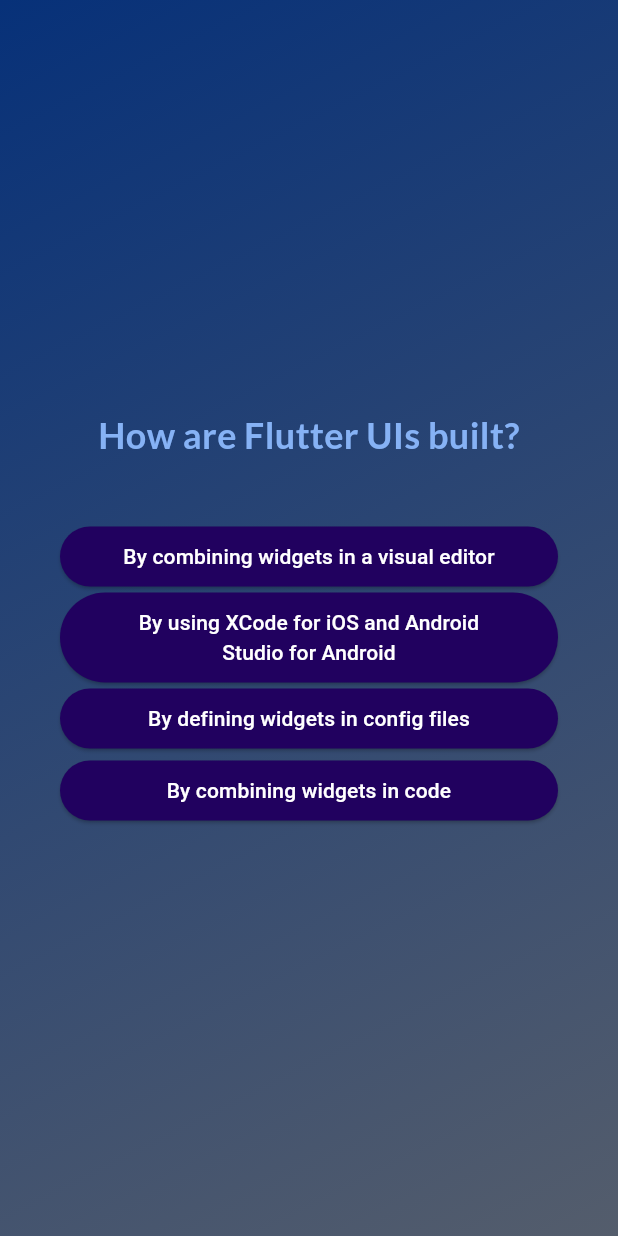
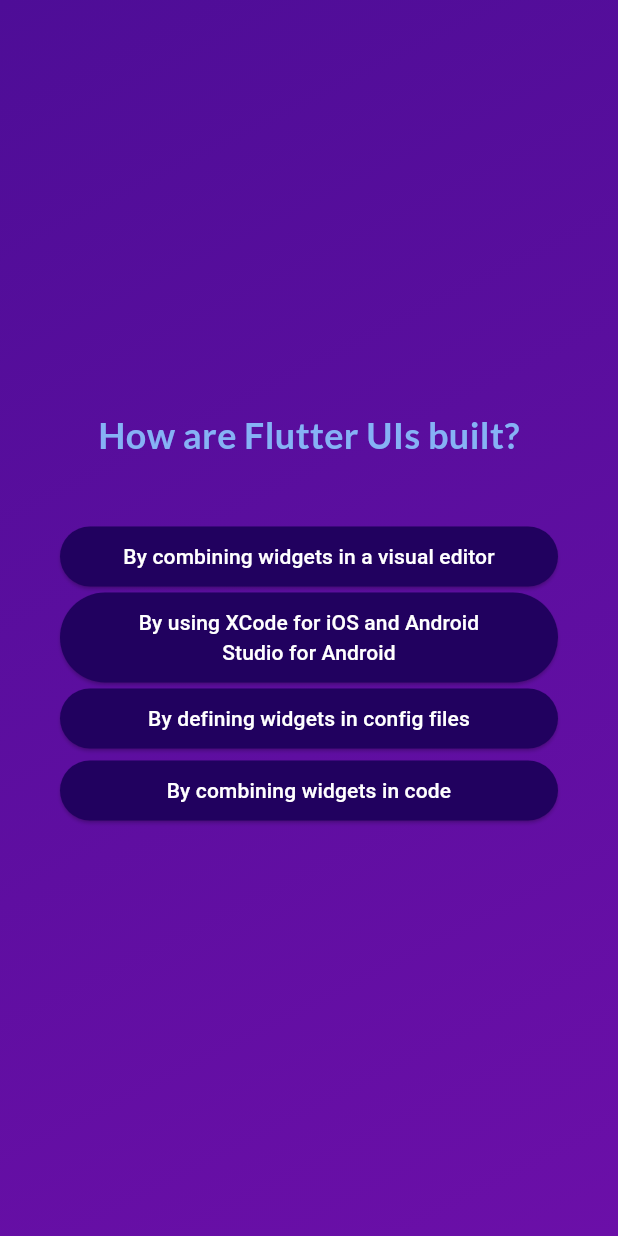
Before and after one commit to Nabeel-Oraxtech/Quiz-App-Using-Flutter, a Flutter app: the screen it shows after launch, after a tap on "Start Quiz", after a tap on "Components", on a phone screen of 412 x 824 dp. Run offline on Flutter 3.47's test engine with Material 3 defaults, Android fonts, the phone set to English and light mode, and no system bars; our stand-ins replace google_fonts.

Commit message:
Completed Quiz App

```diff
--- a/lib/questions_screen.dart
+++ b/lib/questions_screen.dart
@@ -4,7 +4,9 @@ import 'package:quiz_app/data/questions.dart';
 import 'package:google_fonts/google_fonts.dart';
 
 class QuestionsScreen extends StatefulWidget {
-  const QuestionsScreen({super.key});
+  const QuestionsScreen(this.onSelectAnswer, {super.key});
+
+  final void Function(String answer) onSelectAnswer;
 
   @override
   State<QuestionsScreen> createState() {
@@ -15,7 +17,8 @@ class QuestionsScreen extends StatefulWidget {
 class _QuestionsScreenState extends State<QuestionsScreen> {
   var currentQuestionIndex = 0;
 
-  void answerQuestion() {
+  void answerQuestion(String selectedAnswer) {
+    widget.onSelectAnswer(selectedAnswer);
     setState(() {
       currentQuestionIndex = currentQuestionIndex + 1;
     });
@@ -44,7 +47,9 @@ class _QuestionsScreenState extends State<QuestionsScreen> {
             const SizedBox(height: 40),
             ...currentQuestion.getShuffledAnswers().map(
               (answer) {
-                return AnswerButton(answer, answerQuestion);
+                return AnswerButton(answer, () {
+                  answerQuestion(answer);
+                });
               },
             ),
           ],
--- a/lib/quiz.dart
+++ b/lib/quiz.dart
@@ -1,5 +1,7 @@
 import 'package:flutter/material.dart';
+import 'package:quiz_app/data/questions.dart';
 import 'package:quiz_app/questions_screen.dart';
+import 'package:quiz_app/result_screen.dart';
 import 'package:quiz_app/start_screen.dart';
 
 class Quiz extends StatefulWidget {
@@ -12,16 +14,29 @@ class Quiz extends StatefulWidget {
 }
 
 class _QuizState extends State<Quiz> {
-  var activeScreen = 'start_screen';
-
-  // void initState() {
-  //   activeScreen = StartScreen(switchScreen);
-  //   super.initState();
-  // }
+  List<String> selectedAnswers = [];
+  var activeScreen = 'start-screen';
 
   void switchScreen() {
     setState(() {
-      activeScreen = 'question_screen';
+      activeScreen = 'questions-screen';
+    });
+  }
+
+  void chooseAnswer(String answer) {
+    selectedAnswers.add(answer);
+
+    if (selectedAnswers.length == questions.length) {
+      setState(() {
+        activeScreen = 'results-screen';
+      });
+    }
+  }
+
+  void restartQuiz() {
+    setState(() {
+      selectedAnswers = [];
+      activeScreen = 'questions-screen';
     });
   }
 
@@ -29,20 +44,34 @@ class _QuizState extends State<Quiz> {
   Widget build(context) {
     Widget screenWidget = StartScreen(switchScreen);
 
-    if (activeScreen == 'question_screen') {
-      screenWidget = const QuestionsScreen();
+    if (activeScreen == 'questions-screen') {
+      screenWidget = QuestionsScreen(
+        chooseAnswer,
+      );
+    }
+
+    if (activeScreen == 'results-screen') {
+      screenWidget = ResultsScreen(
+        chosenAnswers: selectedAnswers,
+        onRestart: restartQuiz,
+      );
     }
 
     return MaterialApp(
       home: Scaffold(
         body: Container(
-            decoration: const BoxDecoration(
-              gradient: LinearGradient(colors: [
-                Color.fromARGB(255, 7, 49, 121),
-                Color.fromARGB(255, 84, 93, 108)
-              ], begin: Alignment.topLeft, end: Alignment.bottomRight),
+          decoration: const BoxDecoration(
+            gradient: LinearGradient(
+              colors: [
+                Color.fromARGB(255, 78, 13, 151),
+                Color.fromARGB(255, 107, 15, 168),
+              ],
+              begin: Alignment.topLeft,
+              end: Alignment.bottomRight,
             ),
-            child: screenWidget),
+          ),
+          child: screenWidget,
+        ),
       ),
     );
   }
```
Also changed, not shown: lib/questions_summary/question_identifier.dart (added, +35 -0 lines), lib/questions_summary/questions_summary.dart (added, +25 -0 lines), lib/questions_summary/summary_item.dart (added, +58 -0 lines), lib/result_screen.dart (added, +78 -0 lines).
